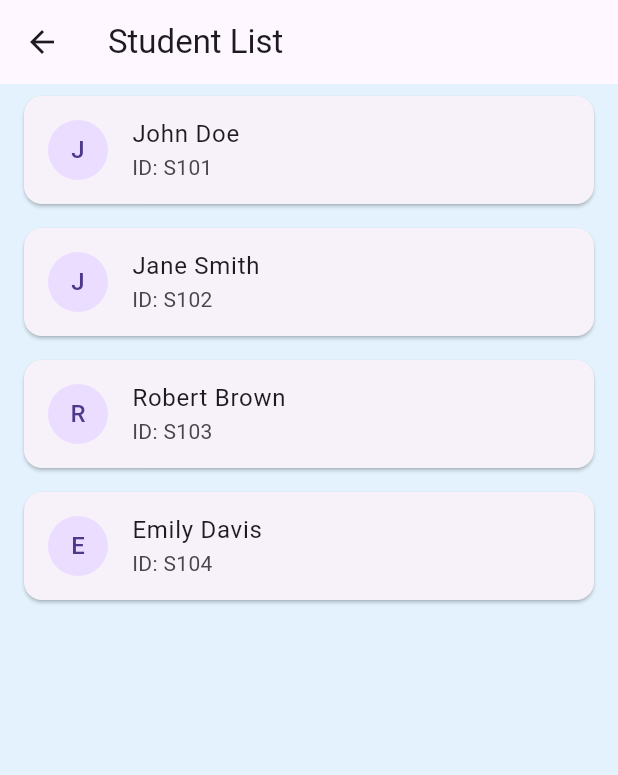
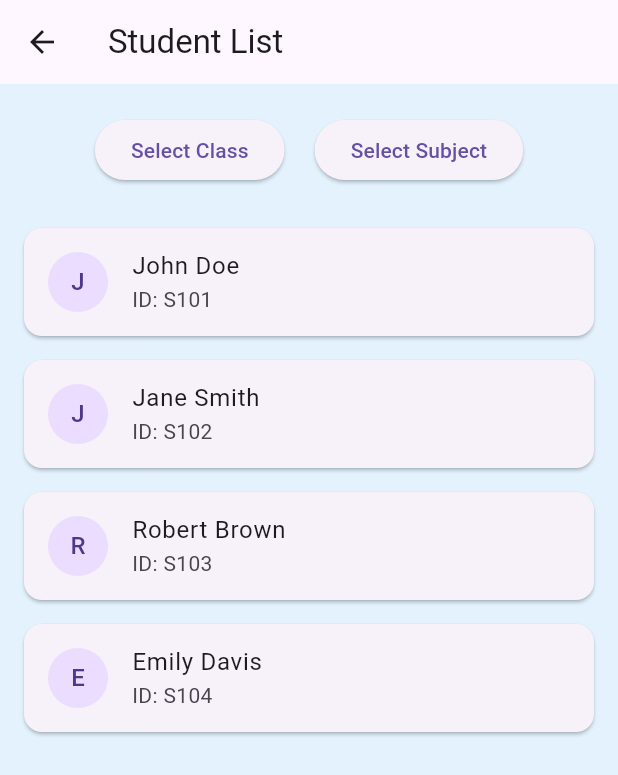
Before and after one commit to ganeshr3120/Smart-attendance-iot-system-with-app, a Flutter app: the FacultyStudentListScreen screen opened directly, on a phone screen of 412 x 824 dp. Shown: the top 775 px of the screen. Run offline on Flutter 3.47's test engine with Material 3 defaults, Android fonts, the light colour scheme and no system bars; our stand-ins replace shared_preferences; accounts and stored records are empty.

Commit message:
created button for class and subject

```diff
--- a/lib/screens/faculty_studentList.dart
+++ b/lib/screens/faculty_studentList.dart
@@ -13,13 +13,40 @@ class FacultyStudentListScreen extends StatelessWidget {
   Widget build(BuildContext context) {
     return Scaffold(
       appBar: AppBar(title: Text('Student List')),
-      body: ListView.builder(
+      body: Column(
+        children: [
+          SizedBox(height: 20), // Spacing from top
+          Row(
+            mainAxisAlignment: MainAxisAlignment.center,
+            children: [
+              ElevatedButton(
+                onPressed: () {
+                  // Handle class selection
+                  print("Class Selected");
+                },
+                child: Text('Select Class'),
+              ),
+              SizedBox(width: 20), // Spacing between buttons
+              ElevatedButton(
+                onPressed: () {
+                  // Handle subject selection
+                  print("Subject Selected");
+                },
+                child: Text('Select Subject'),
+              ),
+            ],
+          ),
+          SizedBox(height: 20), // Spacing before student list
+          Expanded(
+            child: ListView.builder(
               itemCount: students.length,
               itemBuilder: (context, index) {
                 return Card(
                   margin: EdgeInsets.symmetric(vertical: 8, horizontal: 16),
                   child: ListTile(
-              leading: CircleAvatar(child: Text(students[index]['name']![0])),
+                    leading: CircleAvatar(
+                      child: Text(students[index]['name']![0]),
+                    ),
                     title: Text(students[index]['name']!),
                     subtitle: Text('ID: ${students[index]['id']}'),
                     onTap: () {
@@ -30,6 +57,9 @@ class FacultyStudentListScreen extends StatelessWidget {
                 );
               },
             ),
+          ),
+        ],
+      ),
     );
   }
 }
```
Lines whose indentation alone changed are shown as unchanged.
